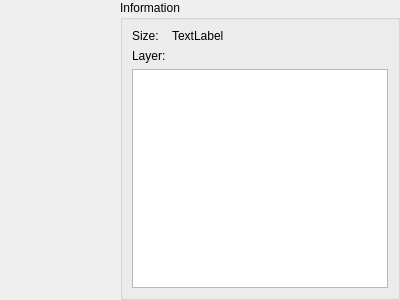
First picture: the form in src/diagnostic/ui/EXRWindow.ui, repository PearCoding/PearRay, before the edit.
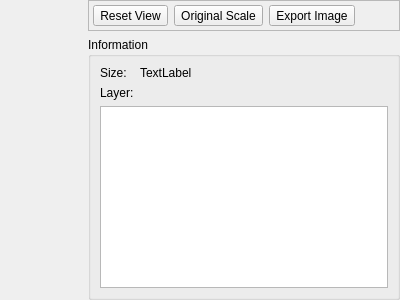
Second picture: the form after the edit. Icons and pictures are not drawn. Custom widgets are drawn as their Qt base class.

Diff of the .ui file:
```diff
--- a/src/diagnostic/ui/EXRWindow.ui
+++ b/src/diagnostic/ui/EXRWindow.ui
@@ -37,6 +37,91 @@
     </widget>
    </item>
    <item>
+    <widget class="QWidget" name="widget" native="true">
+     <layout class="QVBoxLayout" name="verticalLayout">
+      <property name="leftMargin">
+       <number>0</number>
+      </property>
+      <property name="topMargin">
+       <number>0</number>
+      </property>
+      <property name="rightMargin">
+       <number>0</number>
+      </property>
+      <property name="bottomMargin">
+       <number>0</number>
+      </property>
+      <item>
+       <widget class="QFrame" name="frame_2">
+        <property name="frameShape">
+         <enum>QFrame::StyledPanel</enum>
+        </property>
+        <property name="frameShadow">
+         <enum>QFrame::Sunken</enum>
+        </property>
+        <layout class="QHBoxLayout" name="horizontalLayout_2">
+         <property name="leftMargin">
+          <number>4</number>
+         </property>
+         <property name="topMargin">
+          <number>4</number>
+         </property>
+         <property name="rightMargin">
+          <number>4</number>
+         </property>
+         <property name="bottomMargin">
+          <number>4</number>
+         </property>
+         <item>
+          <widget class="QToolButton" name="resetViewButton">
+           <property name="text">
+            <string>Reset View</string>
+           </property>
+           <property name="icon">
+            <iconset resource="../resources/icons.qrc">
+             <normaloff>:/ic_settings_overscan_black_24dp_2x.png</normaloff>:/ic_settings_overscan_black_24dp_2x.png</iconset>
+           </property>
+          </widget>
+         </item>
+         <item>
+          <widget class="QToolButton" name="originalScaleButton">
+           <property name="text">
+            <string>Original Scale</string>
+           </property>
+           <property name="icon">
+            <iconset resource="../resources/icons.qrc">
+             <normaloff>:/ic_aspect_ratio_black_24dp_2x.png</normaloff>:/ic_aspect_ratio_black_24dp_2x.png</iconset>
+           </property>
+          </widget>
+         </item>
+         <item>
+          <widget class="QToolButton" name="exportImageButton">
+           <property name="text">
+            <string>Export Image</string>
+           </property>
+           <property name="icon">
+            <iconset resource="../resources/icons.qrc">
+             <normaloff>:/ic_file_download_black_24dp_2x.png</normaloff>:/ic_file_download_black_24dp_2x.png</iconset>
+           </property>
+          </widget>
+         </item>
+         <item>
+          <spacer name="horizontalSpacer">
+           <property name="orientation">
+            <enum>Qt::Horizontal</enum>
+           </property>
+           <property name="sizeHint" stdset="0">
+            <size>
+             <width>40</width>
+             <height>20</height>
+            </size>
+           </property>
+          </spacer>
+         </item>
+        </layout>
+       </widget>
+      </item>
+      <item>
     <widget class="QGroupBox" name="groupBox">
      <property name="title">
       <string>Information</string>
@@ -81,6 +166,9 @@
    </item>
   </layout>
  </widget>
+   </item>
+  </layout>
+ </widget>
  <customwidgets>
   <customwidget>
    <class>ImageView</class>
```
Left out of the diff: 4 changed lines with no effect on the pictures. Lines whose indentation alone changed are shown as unchanged.
